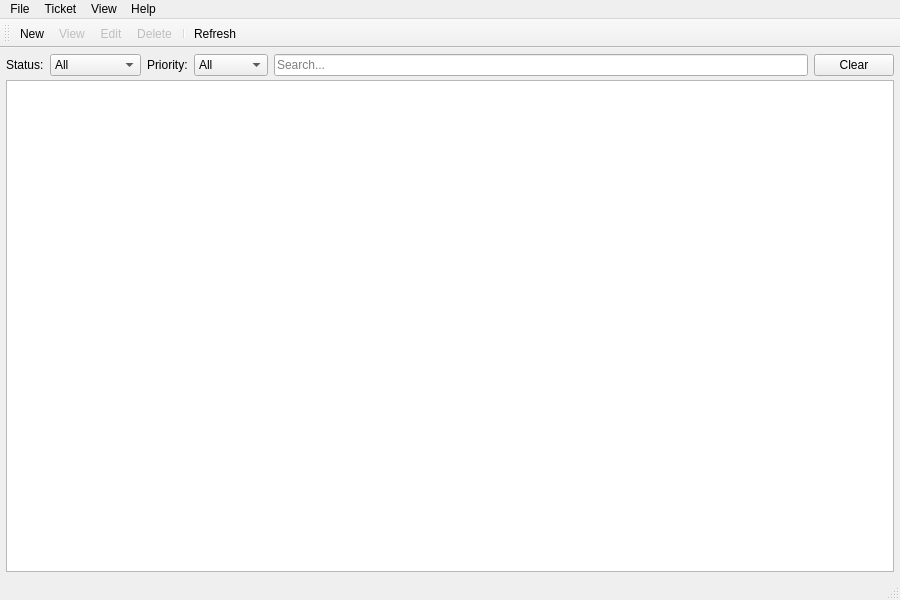
Before: the Qt Designer form Helpdesk/mainwindow.ui in Fortennn/QT-Labs, drawn with Qt 5.
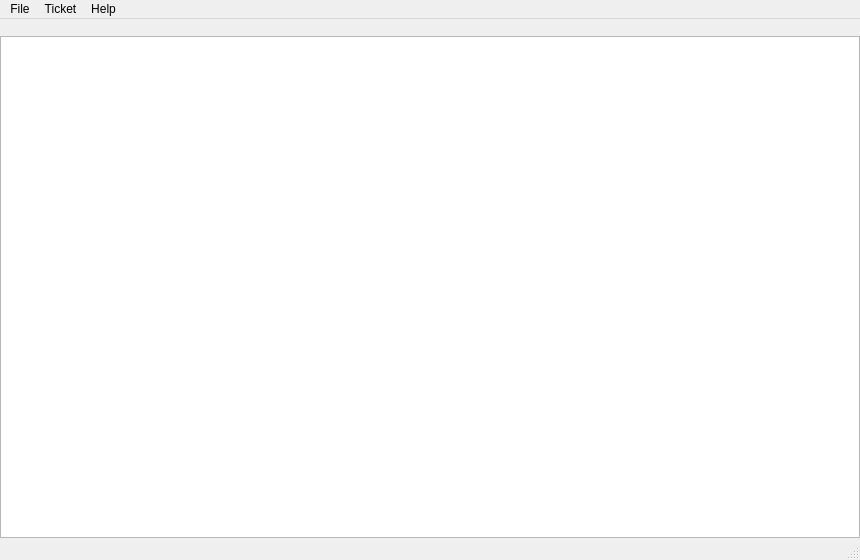
After: the same form once the commit is applied.

The edit to the form file:
```diff
--- a/Helpdesk/mainwindow.ui
+++ b/Helpdesk/mainwindow.ui
@@ -6,141 +6,32 @@
    <rect>
     <x>0</x>
     <y>0</y>
-    <width>900</width>
-    <height>600</height>
+    <width>860</width>
+    <height>560</height>
    </rect>
   </property>
   <property name="windowTitle">
    <string>Helpdesk</string>
   </property>
-  <widget class="QWidget" name="centralWidget">
-   <layout class="QVBoxLayout" name="centralLayout">
+  <widget class="QWidget" name="centralwidget">
+   <layout class="QVBoxLayout" name="verticalLayout">
+    <property name="margin">
+     <number>0</number>
+    </property>
     <property name="spacing">
-     <number>4</number>
-    </property>
-    <property name="leftMargin">
-     <number>6</number>
-    </property>
-    <property name="topMargin">
-     <number>6</number>
-    </property>
-    <property name="rightMargin">
-     <number>6</number>
-    </property>
-    <property name="bottomMargin">
-     <number>6</number>
+     <number>0</number>
     </property>
     <item>
-     <layout class="QHBoxLayout" name="filterLayout">
-      <property name="spacing">
-       <number>6</number>
-      </property>
-      <item>
-       <widget class="QLabel" name="labelStatus">
-        <property name="text">
-         <string>Status:</string>
-        </property>
-       </widget>
-      </item>
-      <item>
-       <widget class="QComboBox" name="comboStatus">
-        <property name="objectName">
-         <string>comboStatus</string>
-        </property>
-        <item>
-         <property name="text">
-          <string>All</string>
-         </property>
-        </item>
-        <item>
-         <property name="text">
-          <string>Open</string>
-         </property>
-        </item>
-        <item>
-         <property name="text">
-          <string>In Progress</string>
-         </property>
-        </item>
-        <item>
-         <property name="text">
-          <string>Closed</string>
-         </property>
-        </item>
-       </widget>
-      </item>
-      <item>
-       <widget class="QLabel" name="labelPriority">
-        <property name="text">
-         <string>Priority:</string>
-        </property>
-       </widget>
-      </item>
-      <item>
-       <widget class="QComboBox" name="comboPriority">
-        <property name="objectName">
-         <string>comboPriority</string>
-        </property>
-        <item>
-         <property name="text">
-          <string>All</string>
-         </property>
-        </item>
-        <item>
-         <property name="text">
-          <string>Low</string>
-         </property>
-        </item>
-        <item>
-         <property name="text">
-          <string>Medium</string>
-         </property>
-        </item>
-        <item>
-         <property name="text">
-          <string>High</string>
-         </property>
-        </item>
-       </widget>
-      </item>
-      <item>
-       <widget class="QLineEdit" name="lineSearch">
-        <property name="objectName">
-         <string>lineSearch</string>
-        </property>
-        <property name="placeholderText">
-         <string>Search...</string>
-        </property>
-        <property name="sizePolicy">
-         <sizepolicy hsizetype="Expanding" vsizetype="Fixed">
-          <horstretch>1</horstretch>
-          <verstretch>0</verstretch>
-         </sizepolicy>
-        </property>
-       </widget>
-      </item>
-      <item>
-       <widget class="QPushButton" name="btnClear">
-        <property name="objectName">
-         <string>btnClear</string>
-        </property>
-        <property name="text">
-         <string>Clear</string>
-        </property>
-       </widget>
-      </item>
-     </layout>
+     <widget class="QToolBar" name="mainToolBar">
+      <attribute name="toolBarArea">
+       <enum>TopToolBarArea</enum>
+      </attribute>
+     </widget>
     </item>
     <item>
-     <widget class="QTableView" name="ticketsTableView">
-      <property name="objectName">
-       <string>ticketsTableView</string>
-      </property>
-      <property name="sizePolicy">
-       <sizepolicy hsizetype="Expanding" vsizetype="Expanding">
-        <horstretch>0</horstretch>
-        <verstretch>0</verstretch>
-       </sizepolicy>
+     <widget class="QTableView" name="tableView">
+      <property name="alternatingRowColors">
+       <bool>true</bool>
       </property>
       <property name="selectionBehavior">
        <enum>QAbstractItemView::SelectRows</enum>
@@ -148,33 +39,33 @@
       <property name="selectionMode">
        <enum>QAbstractItemView::SingleSelection</enum>
       </property>
-      <property name="alternatingRowColors">
-       <bool>true</bool>
-      </property>
-      <property name="sortingEnabled">
-       <bool>true</bool>
-      </property>
       <property name="editTriggers">
        <set>QAbstractItemView::NoEditTriggers</set>
       </property>
+      <property name="sortingEnabled">
+       <bool>false</bool>
+      </property>
      </widget>
     </item>
    </layout>
   </widget>
+  <widget class="QStatusBar" name="statusBar"/>
   <widget class="QMenuBar" name="menuBar">
    <property name="geometry">
     <rect>
      <x>0</x>
      <y>0</y>
-     <width>900</width>
-     <height>22</height>
+     <width>860</width>
+     <height>24</height>
     </rect>
    </property>
    <widget class="QMenu" name="menuFile">
     <property name="title">
      <string>File</string>
     </property>
-    <addaction name="actionExit"/>
+    <addaction name="actionNew"/>
+    <addaction name="separator"/>
+    <addaction name="actionQuit"/>
    </widget>
    <widget class="QMenu" name="menuTicket">
     <property name="title">
@@ -183,15 +74,8 @@
     <addaction name="actionNew"/>
     <addaction name="actionView"/>
     <addaction name="actionEdit"/>
-    <addaction name="separator"/>
     <addaction name="actionDelete"/>
    </widget>
-   <widget class="QMenu" name="menuView">
-    <property name="title">
-     <string>View</string>
-    </property>
-    <addaction name="actionRefresh"/>
-   </widget>
    <widget class="QMenu" name="menuHelp">
     <property name="title">
      <string>Help</string>
@@ -200,126 +84,68 @@
    </widget>
    <addaction name="menuFile"/>
    <addaction name="menuTicket"/>
-   <addaction name="menuView"/>
    <addaction name="menuHelp"/>
   </widget>
-  <widget class="QToolBar" name="mainToolBar">
-   <property name="objectName">
-    <string>mainToolBar</string>
-   </property>
-   <attribute name="toolBarArea">
-    <enum>TopToolBarArea</enum>
-   </attribute>
-   <attribute name="toolBarBreak">
-    <bool>false</bool>
-   </attribute>
-   <addaction name="actionNew"/>
-   <addaction name="actionView"/>
-   <addaction name="actionEdit"/>
-   <addaction name="actionDelete"/>
-   <addaction name="separator"/>
-   <addaction name="actionRefresh"/>
-  </widget>
-  <widget class="QStatusBar" name="statusBar">
-   <property name="objectName">
-    <string>statusBar</string>
-   </property>
-  </widget>
   <action name="actionNew">
-   <property name="objectName">
-    <string>actionNew</string>
-   </property>
    <property name="text">
     <string>New</string>
    </property>
-   <property name="toolTip">
-    <string>Create new ticket</string>
-   </property>
    <property name="shortcut">
     <string>Ctrl+N</string>
    </property>
   </action>
   <action name="actionView">
-   <property name="objectName">
-    <string>actionView</string>
-   </property>
    <property name="text">
     <string>View</string>
    </property>
-   <property name="toolTip">
-    <string>View selected ticket</string>
-   </property>
    <property name="enabled">
     <bool>false</bool>
    </property>
   </action>
   <action name="actionEdit">
-   <property name="objectName">
-    <string>actionEdit</string>
-   </property>
    <property name="text">
     <string>Edit</string>
    </property>
-   <property name="toolTip">
-    <string>Edit selected ticket</string>
-   </property>
-   <property name="enabled">
-    <bool>false</bool>
-   </property>
    <property name="shortcut">
     <string>Ctrl+E</string>
    </property>
+   <property name="enabled">
+    <bool>false</bool>
+   </property>
   </action>
   <action name="actionDelete">
-   <property name="objectName">
-    <string>actionDelete</string>
-   </property>
    <property name="text">
     <string>Delete</string>
    </property>
-   <property name="toolTip">
-    <string>Delete selected ticket</string>
-   </property>
-   <property name="enabled">
-    <bool>false</bool>
-   </property>
    <property name="shortcut">
     <string>Del</string>
    </property>
+   <property name="enabled">
+    <bool>false</bool>
+   </property>
   </action>
   <action name="actionRefresh">
-   <property name="objectName">
-    <string>actionRefresh</string>
-   </property>
    <property name="text">
     <string>Refresh</string>
    </property>
-   <property name="toolTip">
-    <string>Refresh list</string>
-   </property>
    <property name="shortcut">
     <string>F5</string>
    </property>
   </action>
-  <action name="actionExit">
-   <property name="objectName">
-    <string>actionExit</string>
-   </property>
+  <action name="actionQuit">
    <property name="text">
-    <string>Exit</string>
+    <string>Quit</string>
    </property>
    <property name="shortcut">
     <string>Ctrl+Q</string>
    </property>
   </action>
   <action name="actionAbout">
-   <property name="objectName">
-    <string>actionAbout</string>
-   </property>
    <property name="text">
     <string>About</string>
    </property>
   </action>
  </widget>
- <layoutdefault spacing="6" margin="11"/>
+ <resources/>
+ <connections/>
 </ui>
```
